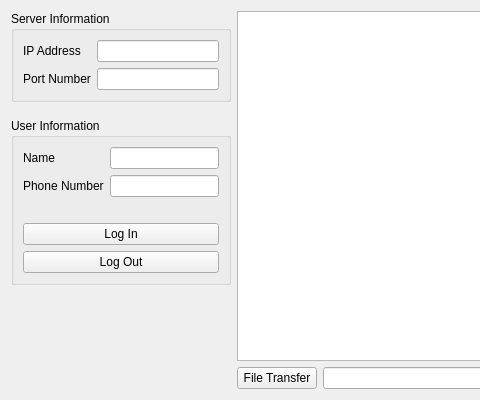
Before: the Qt Designer form ChatProgramForClient/widget.ui in Jeong77777/Project_ClientChatManagementProgram_Qt, drawn with Qt 5; both pictures show x 0 to 480 and y 0 to 400 of the 700 by 400 pixel window.
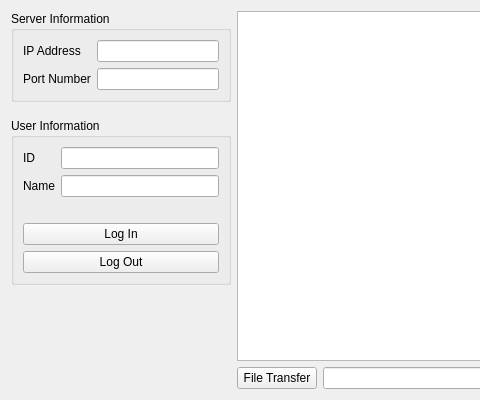
After: the same form once the commit is applied.

```diff
--- a/ChatProgramForClient/widget.ui
+++ b/ChatProgramForClient/widget.ui
@@ -112,24 +112,24 @@
           <item>
            <layout class="QFormLayout" name="formLayout_2">
             <item row="0" column="0">
-             <widget class="QLabel" name="nameLabel">
+             <widget class="QLabel" name="idLabel">
               <property name="text">
-               <string>Name</string>
+               <string>ID</string>
               </property>
              </widget>
             </item>
             <item row="0" column="1">
-             <widget class="QLineEdit" name="name"/>
+             <widget class="QLineEdit" name="id"/>
             </item>
             <item row="1" column="0">
-             <widget class="QLabel" name="phoneNumLabel">
+             <widget class="QLabel" name="nameLabel">
               <property name="text">
-               <string>Phone Number</string>
+               <string>Name</string>
               </property>
              </widget>
             </item>
             <item row="1" column="1">
-             <widget class="QLineEdit" name="phoneNum"/>
+             <widget class="QLineEdit" name="name"/>
             </item>
            </layout>
           </item>
```
